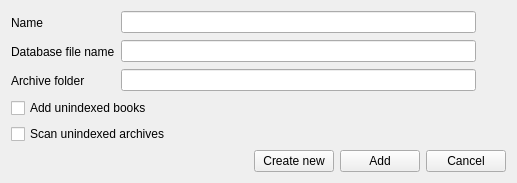
The window that src/home/flibrary/gui/dialogs/AddCollectionDialog.ui (heimdallr/books) describes before a commit, drawn with Qt 5.
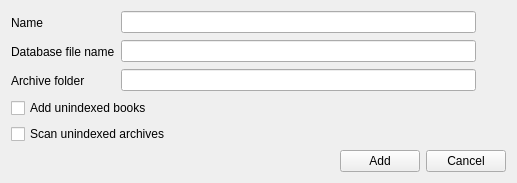
The same window after the commit. Icons and pictures are not drawn.

Commit message: #181 В диалоге оставлена одна рабочая кнопка

What changed in the file:
```diff
--- a/src/home/flibrary/gui/dialogs/AddCollectionDialog.ui
+++ b/src/home/flibrary/gui/dialogs/AddCollectionDialog.ui
@@ -144,7 +144,7 @@
     </widget>
    </item>
    <item>
-    <layout class="QHBoxLayout" name="layoutButton" stretch="0,1,0,0,0">
+    <layout class="QHBoxLayout" name="layoutButton" stretch="0,1,0,0">
      <property name="sizeConstraint">
       <enum>QLayout::SetDefaultConstraint</enum>
      </property>
@@ -174,16 +174,6 @@
        </property>
       </widget>
      </item>
-     <item>
-      <widget class="QPushButton" name="btnCreateNew">
-       <property name="text">
-        <string>Create new</string>
-       </property>
-       <property name="autoDefault">
-        <bool>false</bool>
-       </property>
-      </widget>
-     </item>
      <item>
       <widget class="QPushButton" name="btnAdd">
        <property name="text">
```
Left out of the diff: 1 changed line with no effect on the pictures. The commit also changes 3 other files.
